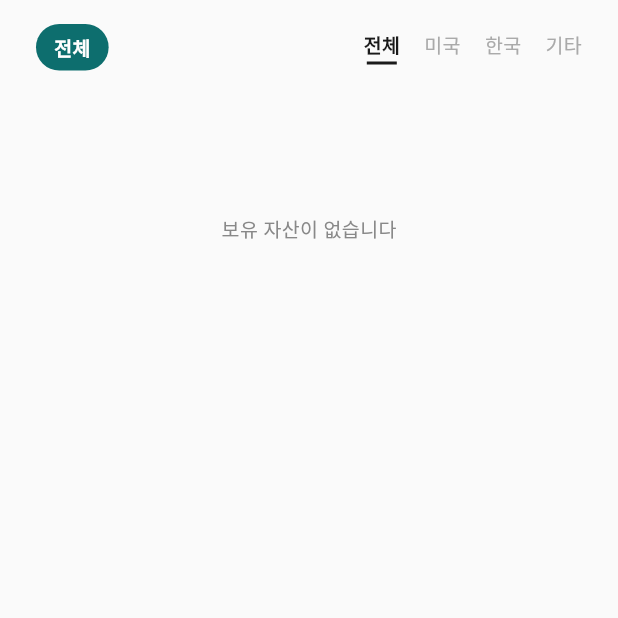
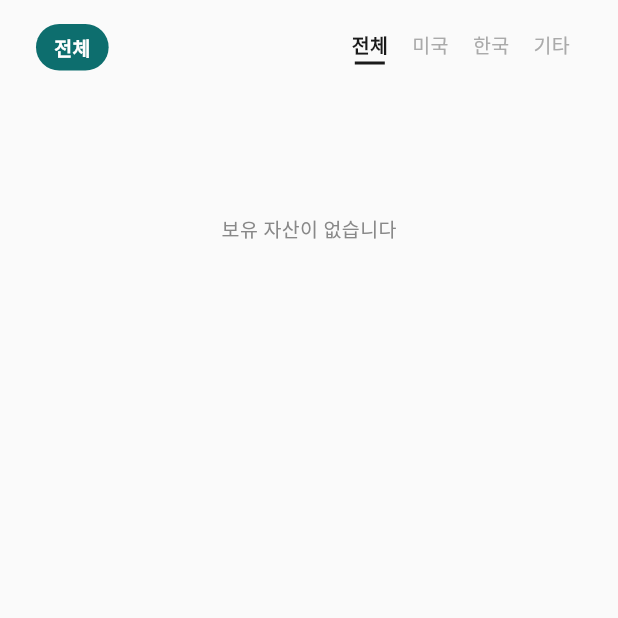
Before and after one commit to venaki/portfolio-app, a Flutter app: the PortfolioScreen screen opened directly, on a phone screen of 412 x 824 dp, the top half of it. Run offline on Flutter 3.47's test engine with Material 3 defaults, Android fonts, the phone set to English and light mode, and no system bars; our stand-ins replace flutter_riverpod, google_sign_in, shared_preferences; missing offline and left inert: dart:html; accounts and stored records are empty.

Commit message:
v0.1.1: UI padding adjustments, patch-note skill, update notes
Co-Authored-By: Claude Opus 4.6 (1M context) <noreply@anthropic.com>

```diff
--- a/lib/screens/history_screen.dart
+++ b/lib/screens/history_screen.dart
@@ -252,7 +252,9 @@ class _HistoryScreenState extends ConsumerState<HistoryScreen> {
 
   Widget _buildMarketFilter() {
     const options = ['전체', '미국', '한국'];
-    return Row(
+    return Padding(
+      padding: const EdgeInsets.only(right: 8),
+      child: Row(
       children: options.map((option) {
         final isSelected = option == _marketFilter;
         return GestureDetector(
@@ -280,6 +282,7 @@ class _HistoryScreenState extends ConsumerState<HistoryScreen> {
           ),
         );
       }).toList(),
+    ),
     );
   }
 
--- a/lib/screens/portfolio_screen.dart
+++ b/lib/screens/portfolio_screen.dart
@@ -169,7 +169,9 @@ class _PortfolioScreenState extends ConsumerState<PortfolioScreen> {
 
   Widget _buildMarketFilter() {
     const options = ['전체', '미국', '한국', '기타'];
-    return Row(
+    return Padding(
+      padding: const EdgeInsets.only(right: 8),
+      child: Row(
       mainAxisAlignment: MainAxisAlignment.end,
       children: options.map((option) {
         final isSelected = option == _marketFilter;
@@ -198,6 +200,7 @@ class _PortfolioScreenState extends ConsumerState<PortfolioScreen> {
           ),
         );
       }).toList(),
+    ),
     );
   }
 
```
Also changed, not shown: 2 other files.
